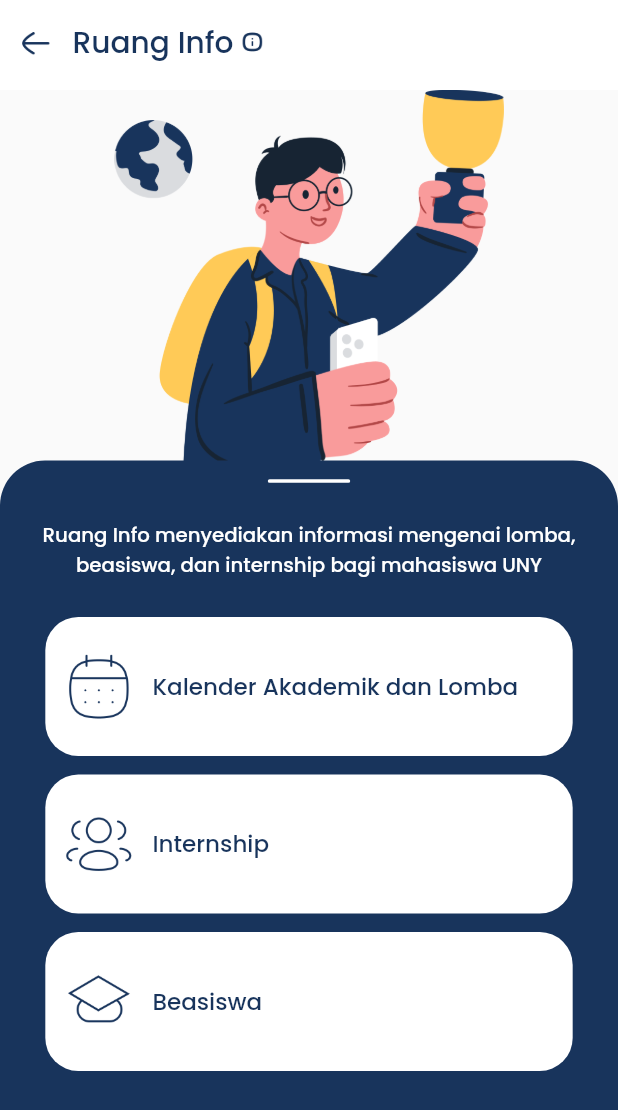
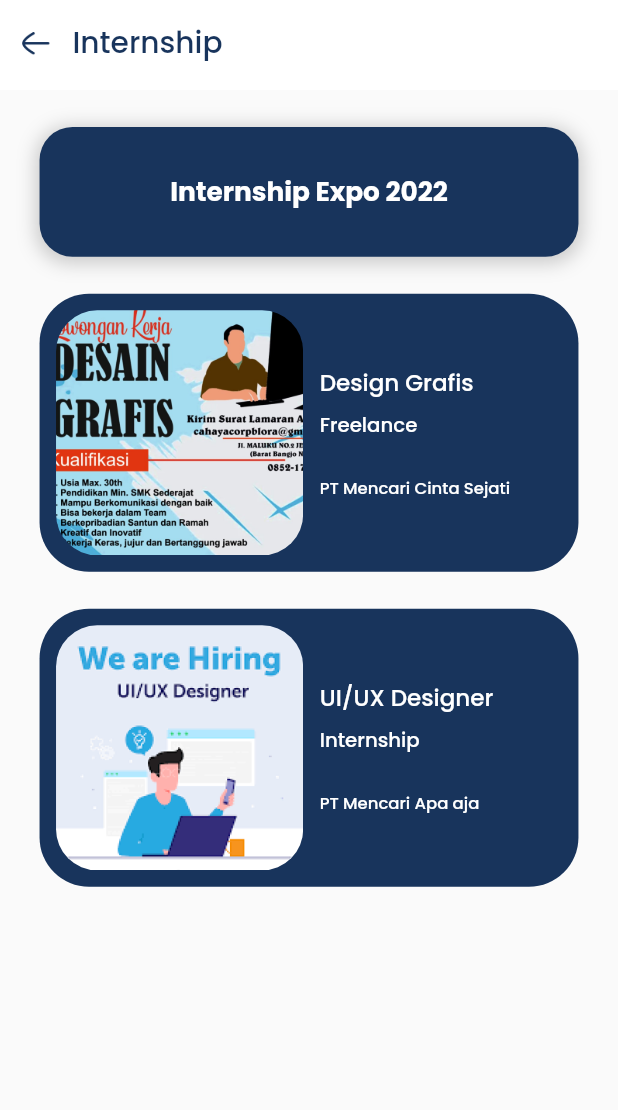
Before and after one commit to dxkrn/ruangtemu-apps, a Flutter app: the RuangInfo screen opened by its route, after a tap on "Internship", on a phone screen of 412 x 824 dp. Shown: the top 1110 px of the screen. Run offline on Flutter 3.47's test engine with Material 2 defaults, Android fonts, the phone set to English and light mode, and no system bars; our stand-ins replace flutter_screenutil, google_fonts, google_sign_in, liquid_swipe, smooth_page_indicator.

Commit message:
Create InfoInternshipPage and InfoInternshipDetail

```diff
--- a/lib/Pages/Features/Info/info_beasiswa_detail.dart
+++ b/lib/Pages/Features/Info/info_beasiswa_detail.dart
@@ -1,5 +1,4 @@
-import 'package:flutter/src/widgets/container.dart';
-import 'package:flutter/src/widgets/framework.dart';
+import 'package:flutter/material.dart';
 
 class InfoBeasiswaDetail extends StatelessWidget {
   const InfoBeasiswaDetail({super.key});
--- /dev/null
+++ b/lib/Pages/Features/Info/info_internship_page.dart
@@ -0,0 +1,186 @@
+import 'package:flutter/material.dart';
+import 'package:flutter_screenutil/flutter_screenutil.dart';
+import 'package:ruang_temu_apps/Widgets/feature_appbar.dart';
+
+import '../../../themes.dart';
+
+class InfoInternhipPage extends StatelessWidget {
+  const InfoInternhipPage({super.key});
+
+  @override
+  Widget build(BuildContext context) {
+    double deviceWidth = MediaQuery.of(context).size.width;
+    double deviceHeight = MediaQuery.of(context).size.height;
+    return Scaffold(
+      appBar: FeatureAppbar(
+        title: 'Internship',
+        iconSrc: 'assets/icons/icon_blank.png',
+      ),
+      body: Stack(
+        children: [
+          Container(
+            padding: EdgeInsets.symmetric(
+              horizontal: 24.w,
+            ),
+            child: ListView(
+              children: [
+                SizedBox(
+                  height: 110.h,
+                ),
+                InfoInternshipCard(
+                  deviceWidth: deviceWidth,
+                  id: '1',
+                  imgSrc: 'assets/images/img_info_internship_1.png',
+                  title: 'Design Grafis',
+                  category: 'Freelance',
+                  company: 'PT Mencari Cinta Sejati',
+                ),
+                InfoInternshipCard(
+                  deviceWidth: deviceWidth,
+                  id: '2',
+                  imgSrc: 'assets/images/img_info_internship_2.png',
+                  title: 'UI/UX Designer',
+                  category: 'Internship',
+                  company: 'PT Mencari Apa aja',
+                ),
+              ],
+            ),
+          ),
+          Positioned(
+            top: 20.h,
+            left: 24.w,
+            child: Container(
+              alignment: Alignment.center,
+              width: deviceWidth - 48.w,
+              height: 70.h,
+              decoration: BoxDecoration(
+                color: blueColor,
+                borderRadius: BorderRadius.circular(20.r),
+                boxShadow: [
+                  BoxShadow(
+                    color: Colors.black.withOpacity(0.2),
+                    spreadRadius: 2,
+                    blurRadius: 10,
+                    offset: const Offset(
+                      0,
+                      2,
+                    ),
+                  ),
+                ],
+              ),
+              child: Text(
+                'Internship Expo 2022',
+                style: heading1BoldTextStyle.copyWith(
+                  color: whiteColor,
+                ),
+                textAlign: TextAlign.center,
+              ),
+            ),
+          ),
+        ],
+      ),
+    );
+  }
+}
+
+class InfoInternshipCard extends StatelessWidget {
+  InfoInternshipCard({
+    Key? key,
+    required this.deviceWidth,
+    required this.id,
+    required this.imgSrc,
+    required this.title,
+    required this.category,
+    required this.company,
+  }) : super(key: key);
+
+  final double deviceWidth;
+  String id;
+  String imgSrc;
+  String title;
+  String category;
+  String company;
+
+  @override
+  Widget build(BuildContext context) {
+    return GestureDetector(
+      onTap: () {
+        Navigator.pushNamed(context, '/infoInternshipDetail');
+      },
+      child: Container(
+        padding: EdgeInsets.all(
+          10.w,
+        ),
+        margin: EdgeInsets.only(
+          bottom: 20.h,
+        ),
+        width: deviceWidth - 48.w,
+        height: 150.h,
+        decoration: BoxDecoration(
+          color: blueColor,
+          borderRadius: BorderRadius.circular(30.r),
+        ),
+        child: Container(
+          decoration: BoxDecoration(
+            borderRadius: BorderRadius.circular(25.r),
+          ),
+          child: Row(
+            children: [
+              Container(
+                width: 150.w,
+                decoration: BoxDecoration(
+                  borderRadius: BorderRadius.circular(25.r),
+                  image: DecorationImage(
+                    image: AssetImage(imgSrc),
+                    fit: BoxFit.cover,
+                  ),
+                ),
+              ),
+              SizedBox(
+                width: 10.w,
+              ),
+              Column(
+                mainAxisAlignment: MainAxisAlignment.center,
+                children: [
+                  SizedBox(
+                    width: 140.w,
+                    child: Text(
+                      title,
+                      style: heading2TextStyle.copyWith(
+                        color: whiteColor,
+                      ),
+                    ),
+                  ),
+                  SizedBox(
+                    height: 5.h,
+                  ),
+                  SizedBox(
+                    width: 140.w,
+                    child: Text(
+                      category,
+                      style: heading3TextStyle.copyWith(
+                        color: whiteColor,
+                      ),
+                    ),
+                  ),
+                  SizedBox(
+                    height: 20.h,
+                  ),
+                  SizedBox(
+                    width: 140.w,
+                    child: Text(
+                      company,
+                      style: heading4TextStyle.copyWith(
+                        color: whiteColor,
+                      ),
+                    ),
+                  ),
+                ],
+              ),
+            ],
+          ),
+        ),
+      ),
+    );
+  }
+}
--- a/lib/Pages/Features/Info/ruang_info.dart
+++ b/lib/Pages/Features/Info/ruang_info.dart
@@ -75,7 +75,7 @@
                       title: 'Kalender Akademik dan Lomba',
                     ),
                     InfoCard(
-                      id: '/infoInternship',
+                      id: '/infoInternshipPage',
                       iconSrc: 'assets/icons/icon_internship.png',
                       title: 'Internship',
                     ),
--- a/lib/main.dart
+++ b/lib/main.dart
@@ -2,6 +2,8 @@
 import 'package:flutter_screenutil/flutter_screenutil.dart';
 import 'package:ruang_temu_apps/Pages/Features/Edukasi/ruang_edukasi.dart';
 import 'package:ruang_temu_apps/Pages/Features/Edukasi/ruang_edukasi_detail.dart';
+import 'package:ruang_temu_apps/Pages/Features/Info/info_internship_detail.dart';
+import 'package:ruang_temu_apps/Pages/Features/Info/info_internship_page.dart';
 import 'package:ruang_temu_apps/Pages/Features/Lapak/ruang_lapak.dart';
 import 'package:ruang_temu_apps/Pages/Features/Lapak/ruang_lapak_detail.dart';
 
@@ -45,6 +47,8 @@
           '/info': (context) => const RuangInfo(),
           '/infoBeasiswaPage': (context) => const InfoBeasiswaPage(),
           '/infoBeasiswaDetail': (context) => const InfoBeasiswaDetail(),
+          '/infoInternshipPage': (context) => const InfoInternhipPage(),
+          '/infoInternshipDetail': (context) => const InfoInternshipDetail(),
 
           //Survey
           '/survey': (context) => const RuangSurvey(),
```
Also changed, not shown: lib/Pages/Features/Info/info_internship_detail.dart (added, +86 -0 lines), assets/images/img_info_internship_1.png (added), assets/images/img_info_internship_2.png (added).
